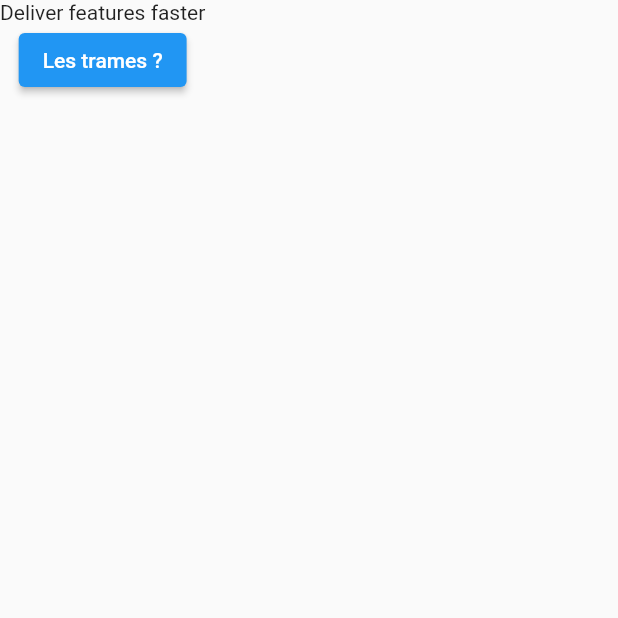
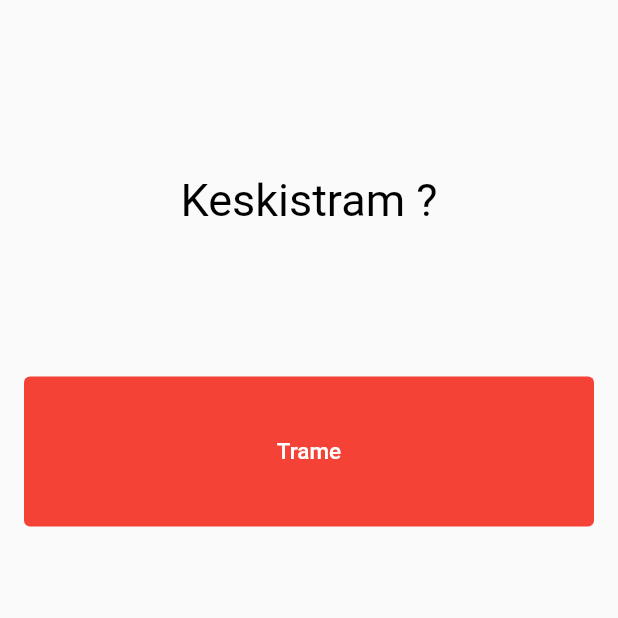
Before and after one commit to PAClement/MDS_exam_flutter, a Flutter app: the screen it shows after launch, on a phone screen of 412 x 824 dp, the top half of it. Run offline on Flutter 3.47's test engine with Material 2 defaults, Android fonts, the phone set to English and light mode, and no system bars; our stand-ins replace flutter_map, latlong2.

Commit message:
design landing page

```diff
--- a/lib/ui/screens/home.dart
+++ b/lib/ui/screens/home.dart
@@ -12,19 +12,44 @@ class Home extends StatefulWidget {
 class _HomeState extends State<Home> {
   @override
   Widget build(BuildContext context) {
-    return Scaffold(
-      body: SafeArea(
-        top: true,
+    return SafeArea(
+      child: Scaffold(
+        body: Padding(
+          padding: EdgeInsets.all(16.0),
           child: Column(
+            crossAxisAlignment: CrossAxisAlignment.stretch,
             children: <Widget>[
-            Text('Deliver features faster'),
-            ElevatedButton(
-              child: Text('Les trames ?'),
+              Container(
+                margin: new EdgeInsets.symmetric(vertical: 100.0),
+                child: const Text(
+                  'Keskistram ?',
+                  textAlign: TextAlign.center,
+                  style: TextStyle(
+                    color: Colors.black,
+                    fontSize: 30,
+                  ),
+                ),
+              ),
+              Container(
+                child: TextButton(
+                  style: TextButton.styleFrom(
+                    backgroundColor: Colors.red,
+                    fixedSize: Size.fromHeight(100),
+                  ),
                   onPressed: () {
                     Navigator.of(context).pushNamed("/trame");
                   },
-            )
+                  child: const Text(
+                    'Trame',
+                    style: TextStyle(
+                      color: Colors.white,
+                      fontSize: 15
+                    ),
+                  ),
+                ),
+              ),
             ],
+          ),
         ),
       ),
     );
```
Lines whose indentation alone changed are shown as unchanged.
